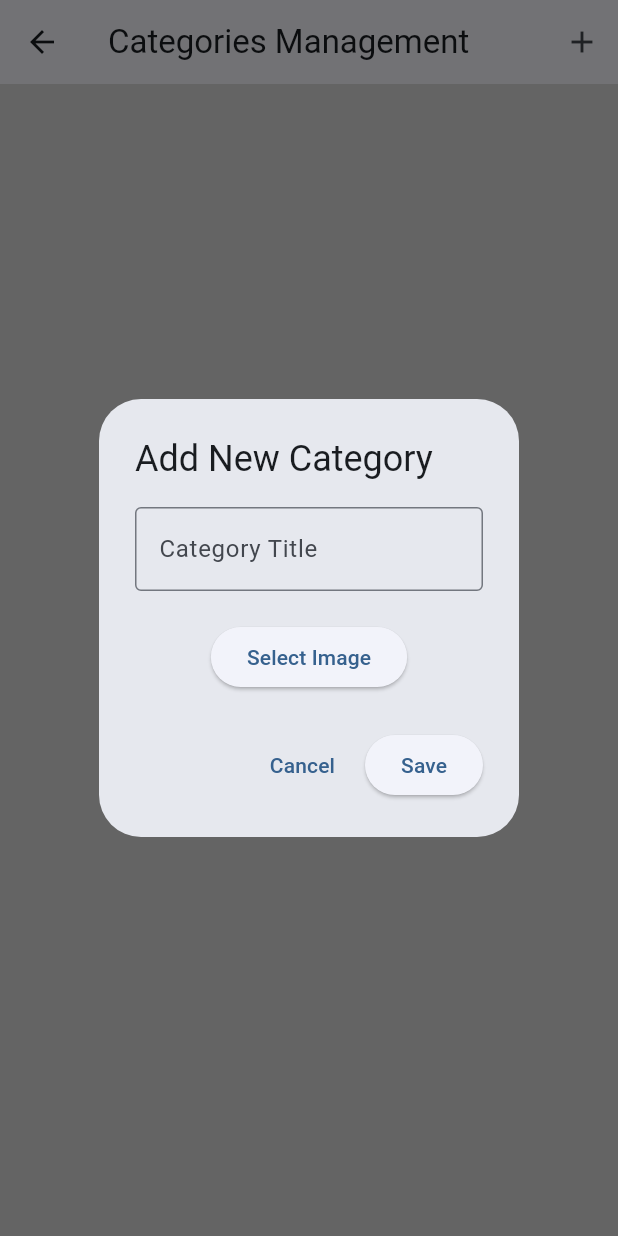
After one commit to henna04/worker_bee, a Flutter app: the CategoryManagementScreen screen opened directly, after a tap on the "add" icon, on a phone screen of 412 x 824 dp. The commit adds this screen. Run offline on Flutter 3.47's test engine with Material 3 defaults, Android fonts, the phone set to English and light mode, and no system bars; our stand-ins replace carousel_slider, gap, google_nav_bar, image_picker, sign_in_button, supabase_flutter; accounts and stored records are empty.

Commit message:
addes=d some features on admin panel

```diff
--- /dev/null
+++ b/lib/adminView/categories_management_screen.dart
@@ -0,0 +1,175 @@
+import 'dart:developer';
+
+import 'package:flutter/material.dart';
+import 'package:image_picker/image_picker.dart';
+import 'package:supabase_flutter/supabase_flutter.dart';
+import 'dart:io';
+
+class CategoryManagementScreen extends StatefulWidget {
+  const CategoryManagementScreen({super.key});
+
+  @override
+  State<CategoryManagementScreen> createState() =>
+      _CategoryManagementScreenState();
+}
+
+class _CategoryManagementScreenState extends State<CategoryManagementScreen> {
+  final SupabaseClient _supabase = Supabase.instance.client;
+  List<Map<String, dynamic>> _categories = [];
+
+  @override
+  void initState() {
+    super.initState();
+    _fetchCategories();
+  }
+
+  Future<void> _fetchCategories() async {
+    try {
+      final response = await _supabase.from('categories').select();
+      setState(() => _categories = response);
+    } catch (e) {
+      log('Error fetching categories: $e');
+    }
+  }
+
+  Future<void> _addCategory() async {
+    final titleController = TextEditingController();
+    File? imageFile;
+
+    await showDialog(
+      context: context,
+      builder: (context) => AlertDialog(
+        title: const Text('Add New Category'),
+        content: SingleChildScrollView(
+          child: Column(
+            mainAxisSize: MainAxisSize.min,
+            children: [
+              TextField(
+                controller: titleController,
+                decoration: const InputDecoration(
+                  labelText: 'Category Title',
+                  border: OutlineInputBorder(),
+                ),
+              ),
+              const SizedBox(height: 20),
+              ElevatedButton(
+                onPressed: () async {
+                  final pickedFile = await ImagePicker()
+                      .pickImage(source: ImageSource.gallery);
+                  if (pickedFile != null) {
+                    imageFile = File(pickedFile.path);
+                  }
+                },
+                child: const Text('Select Image'),
+              ),
+            ],
+          ),
+        ),
+        actions: [
+          TextButton(
+            onPressed: () => Navigator.pop(context),
+            child: const Text('Cancel'),
+          ),
+          ElevatedButton(
+            onPressed: () async {
+              if (titleController.text.isNotEmpty && imageFile != null) {
+                try {
+                  // Upload image to Supabase Storage
+                  final fileExt = imageFile!.path.split('.').last;
+                  final fileName =
+                      '${DateTime.now().millisecondsSinceEpoch}.$fileExt';
+                  final filePath = 'categories/$fileName';
+
+                  await _supabase.storage
+                      .from('categories')
+                      .upload(filePath, imageFile!);
+
+                  // Get public URL
+                  final imageUrl = _supabase.storage
+                      .from('categories')
+                      .getPublicUrl(filePath);
+
+                  // Insert into categories table
+                  await _supabase.from('categories').insert({
+                    'title': titleController.text,
+                    'image_url': imageUrl,
+                  });
+
+                  _fetchCategories(); // Refresh list
+                  Navigator.pop(context);
+                } catch (e) {
+                  print('Error adding category: $e');
+                }
+              }
+            },
+            child: const Text('Save'),
+          ),
+        ],
+      ),
+    );
+  }
+
+  Future<void> _deleteCategory(String id) async {
+    try {
+      await _supabase.from('categories').delete().eq('id', id);
+      _fetchCategories();
+    } catch (e) {
+      print('Error deleting category: $e');
+    }
+  }
+
+  @override
+  Widget build(BuildContext context) {
+    return Scaffold(
+      appBar: AppBar(
+        title: const Text('Categories Management'),
+        actions: [
+          IconButton(
+            icon: const Icon(Icons.add),
+            onPressed: _addCategory,
+          ),
+        ],
+      ),
+      body: GridView.builder(
+        padding: const EdgeInsets.all(16.0),
+        gridDelegate: const SliverGridDelegateWithFixedCrossAxisCount(
+          crossAxisCount: 2,
+          childAspectRatio: 1,
+          crossAxisSpacing: 16.0,
+          mainAxisSpacing: 16.0,
+        ),
+        itemCount: _categories.length,
+        itemBuilder: (context, index) {
+          final category = _categories[index];
+          return Card(
+            child: InkWell(
+              onLongPress: () => _deleteCategory(category['id']),
+              child: Column(
+                mainAxisAlignment: MainAxisAlignment.center,
+                children: [
+                  Image.network(
+                    category['image_url'],
+                    height: 80,
+                    width: 80,
+                    fit: BoxFit.cover,
+                    errorBuilder: (context, error, stackTrace) =>
+                        const Icon(Icons.broken_image, size: 50),
+                  ),
+                  const SizedBox(height: 10),
+                  Padding(
+                    padding: const EdgeInsets.symmetric(horizontal: 8.0),
+                    child: Text(
+                      category['title'],
+                      style: Theme.of(context).textTheme.titleMedium,
+                      textAlign: TextAlign.center,
+                    ),
+                  ),
+                ],
+              ),
+            ),
+          );
+        },
+      ),
+    );
+  }
+}
--- a/lib/adminView/dashboard_screen.dart
+++ b/lib/adminView/dashboard_screen.dart
@@ -1,4 +1,6 @@
 import 'package:flutter/material.dart';
+import 'package:worker_bee/adminView/ad_management_screen.dart';
+import 'package:worker_bee/adminView/categories_management_screen.dart';
 import 'package:worker_bee/adminView/job_management_screen.dart';
 import 'package:worker_bee/adminView/user_management_screen.dart';
 import 'package:worker_bee/adminView/worker_management_screen.dart';
@@ -20,11 +22,25 @@ class _DashboardScreenState extends State<DashboardScreen> {
       stats: '245 Total',
     ),
     DashboardItem(
-      title: 'Workers',
+      title: 'Workers Application',
       icon: Icons.work,
       screen: const WorkerManagementScreen(),
       color: Colors.green,
       stats: '128 Active',
+    ),
+    DashboardItem(
+      title: 'Ads',
+      icon: Icons.ad_units,
+      screen: const AdManagementScreen(),
+      color: Colors.brown,
+      stats: '15 Active',
+    ),
+    DashboardItem(
+      title: 'Categories',
+      icon: Icons.category,
+      screen: const CategoryManagementScreen(),
+      color: Colors.indigo,
+      stats: '8 Total',
     ),
     DashboardItem(
       title: 'Jobs',
@@ -71,7 +87,7 @@ class _DashboardScreenState extends State<DashboardScreen> {
                 crossAxisCount: crossAxisCount,
                 crossAxisSpacing: 16.0,
                 mainAxisSpacing: 16.0,
-                childAspectRatio: 1.0,
+                childAspectRatio: .8,
               ),
               itemCount: _dashboardItems.length,
               padding: const EdgeInsets.all(16.0),
```
Also changed, not shown: lib/adminView/ad_management_screen.dart (added, +102 -0 lines), lib/adminView/add_ad_screen.dart (added, +119 -0 lines).
